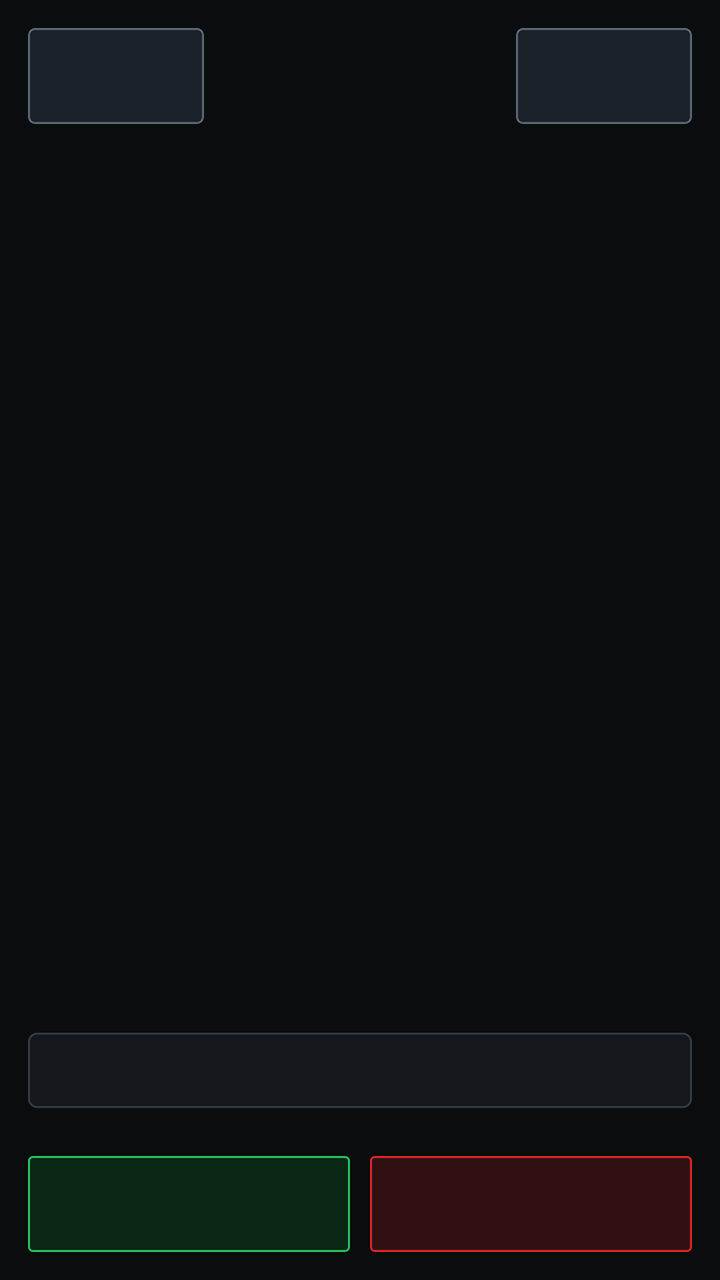
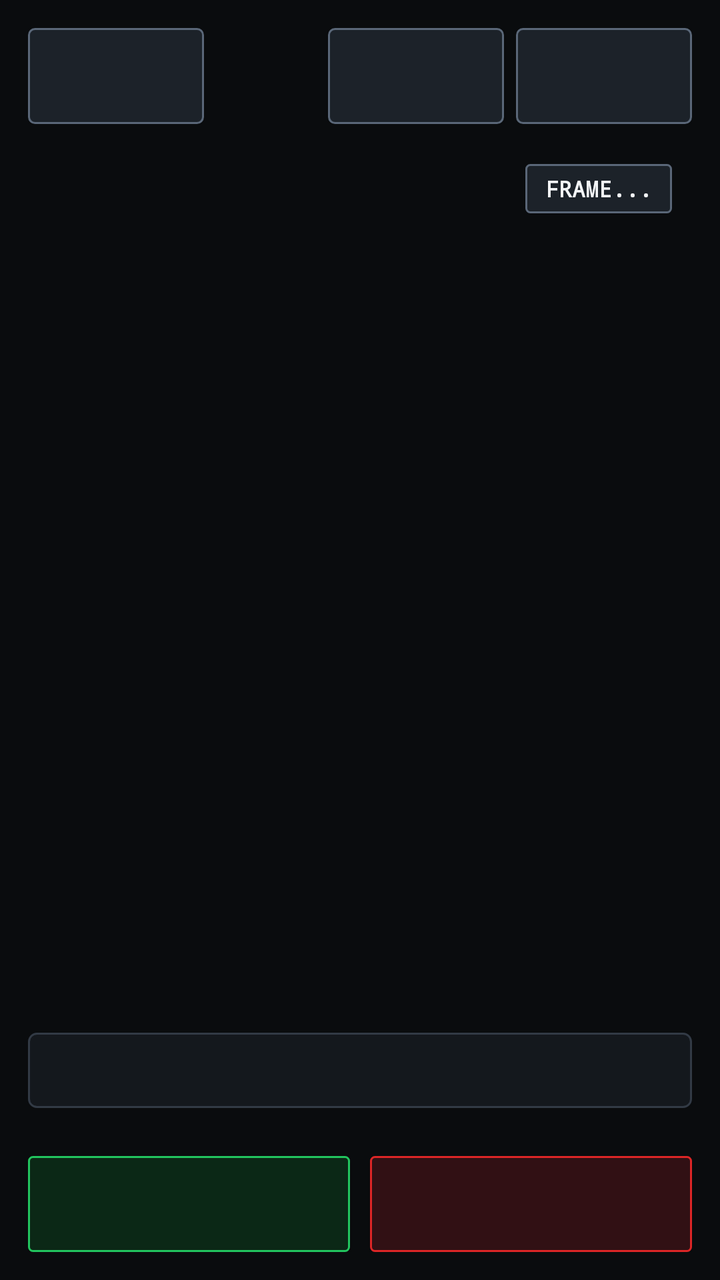

An Android layout rendered at two revisions. The XML below is the earlier revision; the diff shows what the commit changed to produce the second picture.
<!-- AndroidManifest.xml: activity theme Theme.SanepoUnitCheck -->
<!-- res/layout/activity_camera_test.xml -->
<?xml version="1.0" encoding="utf-8"?>
<LinearLayout xmlns:android="http://schemas.android.com/apk/res/android"
    android:id="@+id/rootCameraTest"
    android:layout_width="match_parent"
    android:layout_height="match_parent"
    android:background="@color/bg_canvas"
    android:orientation="vertical"
    android:padding="14dp">

    <TextView
        android:id="@+id/tvWizardStep"
        android:layout_width="match_parent"
        android:layout_height="wrap_content"
        android:layout_marginBottom="8dp"
        android:background="@drawable/bg_badge_warn"
        android:paddingHorizontal="10dp"
        android:paddingVertical="5dp"
        android:textColor="@color/status_warn_fg"
        android:textSize="11sp"
        android:textStyle="bold"
        android:visibility="gone" />

    <LinearLayout
        android:layout_width="match_parent"
        android:layout_height="wrap_content"
        android:gravity="center_vertical"
        android:orientation="horizontal">

        <Button
            android:id="@+id/btnBackCamera"
            android:layout_width="wrap_content"
            android:layout_height="48dp"
            android:background="@drawable/bg_btn_secondary"
            android:focusable="true"
            android:paddingHorizontal="14dp"
            android:textColor="@color/text_primary" />

        <TextView
            android:id="@+id/tvCameraTitle"
            android:layout_width="0dp"
            android:layout_height="wrap_content"
            android:layout_marginStart="12dp"
            android:layout_weight="1"
            android:textColor="@color/text_primary"
            android:textSize="18sp"
            android:textStyle="bold" />

        <Button
            android:id="@+id/btnTorchToggle"
            android:layout_width="wrap_content"
            android:layout_height="48dp"
            android:background="@drawable/bg_btn_secondary"
            android:focusable="true"
            android:paddingHorizontal="12dp"
            android:textColor="@color/accent_amber_text" />
    </LinearLayout>

    <TextureView
        android:id="@+id/cameraPreviewTexture"
        android:layout_width="match_parent"
        android:layout_height="0dp"
        android:layout_marginTop="10dp"
        android:layout_weight="1" />

    <TextView
        android:id="@+id/tvCameraInfo"
        style="@style/TechValueMono"
        android:layout_width="match_parent"
        android:layout_height="wrap_content"
        android:layout_marginTop="8dp"
        android:background="@drawable/bg_card_sharp"
        android:padding="10dp"
        android:textColor="@color/text_secondary" />

    <HorizontalScrollView
        android:layout_width="match_parent"
        android:layout_height="wrap_content"
        android:layout_marginTop="8dp"
        android:scrollbars="none">

        <LinearLayout
            android:id="@+id/rowZoomButtons"
            android:layout_width="wrap_content"
            android:layout_height="wrap_content"
            android:orientation="horizontal" />
    </HorizontalScrollView>

    <HorizontalScrollView
        android:layout_width="match_parent"
        android:layout_height="wrap_content"
        android:layout_marginTop="6dp"
        android:scrollbars="none">

        <LinearLayout
            android:id="@+id/rowLensButtons"
            android:layout_width="wrap_content"
            android:layout_height="wrap_content"
            android:orientation="horizontal" />
    </HorizontalScrollView>

    <LinearLayout
        android:layout_width="match_parent"
        android:layout_height="wrap_content"
        android:layout_marginTop="10dp"
        android:orientation="horizontal">

        <Button
            android:id="@+id/btnCameraPass"
            android:layout_width="0dp"
            android:layout_height="48dp"
            android:layout_weight="1"
            android:background="@drawable/bg_badge_pass"
            android:focusable="true"
            android:textColor="@color/status_pass_fg"
            android:textStyle="bold" />

        <Button
            android:id="@+id/btnCameraFail"
            android:layout_width="0dp"
            android:layout_height="48dp"
            android:layout_marginStart="10dp"
            android:layout_weight="1"
            android:background="@drawable/bg_badge_fail"
            android:focusable="true"
            android:textColor="@color/status_fail_fg"
            android:textStyle="bold" />
    </LinearLayout>
</LinearLayout>
<!-- resources referenced by this layout -->
<resources>
  <color name="accent_amber_text">#FF8C38</color>
  <color name="bg_canvas">#0A0C0E</color>
  <color name="status_fail_fg">#F87171</color>
  <color name="status_pass_fg">#4ADE80</color>
  <color name="status_warn_fg">#FBBF24</color>
  <color name="text_primary">#F4F6F8</color>
  <color name="text_secondary">#C2CCD6</color>
  <!-- drawable bg_badge_fail (drawable) -->
  <?xml version="1.0" encoding="utf-8"?>
  <shape xmlns:android="http://schemas.android.com/apk/res/android" android:shape="rectangle">
      <solid android:color="@color/status_fail_bg" />
      <stroke android:width="1dp" android:color="@color/status_fail_border" />
      <corners android:radius="2dp" />
  </shape>
  <!-- drawable bg_badge_pass (drawable) -->
  <?xml version="1.0" encoding="utf-8"?>
  <shape xmlns:android="http://schemas.android.com/apk/res/android" android:shape="rectangle">
      <solid android:color="@color/status_pass_bg" />
      <stroke android:width="1dp" android:color="@color/status_pass_border" />
      <corners android:radius="2dp" />
  </shape>
  <!-- drawable bg_badge_warn (drawable) -->
  <?xml version="1.0" encoding="utf-8"?>
  <shape xmlns:android="http://schemas.android.com/apk/res/android" android:shape="rectangle">
      <solid android:color="@color/status_warn_bg" />
      <stroke android:width="1dp" android:color="@color/status_warn_border" />
      <corners android:radius="2dp" />
  </shape>
  <style name="TechValueMono">
          <item name="android:fontFamily">monospace</item>
          <item name="android:textColor">@color/text_primary</item>
          <item name="android:textSize">13sp</item>
      </style>
  <style name="Theme.SanepoUnitCheck" parent="Theme.AppCompat.NoActionBar">
          <item name="android:windowBackground">@color/bg_canvas</item>
          <item name="android:colorBackground">@color/bg_canvas</item>
          <item name="colorPrimary">@color/accent_amber</item>
          <item name="colorPrimaryDark">@color/bg_canvas</item>
          <item name="colorAccent">@color/accent_amber</item>
          <item name="android:textColorPrimary">@color/text_primary</item>
          <item name="android:textColorSecondary">@color/text_secondary</item>
          <item name="android:statusBarColor">@color/bg_canvas</item>
          <item name="android:navigationBarColor">@color/bg_canvas</item>
          <item name="android:windowLightStatusBar" tools:targetApi="23">false</item>
      </style>
  <color name="status_fail_bg">#311014</color>
  <color name="status_fail_border">#DC2626</color>
  <color name="status_pass_bg">#0B2816</color>
  <color name="status_pass_border">#22C55E</color>
  <color name="status_warn_bg">#2B1F06</color>
  <color name="status_warn_border">#D97706</color>
  <color name="bg_well">#1C2229</color>
  <color name="border_focus">#FF8533</color>
  <color name="bg_well_pressed">#27303A</color>
  <color name="border_control">#5A6778</color>
  <color name="bg_surface">#14181D</color>
  <color name="border_sharp">#323A45</color>
  <color name="accent_amber">#FF6B00</color>
  <!-- unchanged entries left out for length: 2 -->
</resources>

<!-- the commit's change to res/layout/activity_camera_test.xml (unified diff, before → after) -->
@@ -39,10 +39,22 @@
             android:id="@+id/tvCameraTitle"
             android:layout_width="0dp"
             android:layout_height="wrap_content"
-            android:layout_marginStart="12dp"
+            android:layout_marginStart="10dp"
             android:layout_weight="1"
             android:textColor="@color/text_primary"
-            android:textSize="18sp"
+            android:textSize="16sp"
+            android:textStyle="bold" />
+
+        <Button
+            android:id="@+id/btnSpotCheckGuide"
+            android:layout_width="wrap_content"
+            android:layout_height="48dp"
+            android:layout_marginEnd="6dp"
+            android:background="@drawable/bg_btn_secondary"
+            android:focusable="true"
+            android:paddingHorizontal="10dp"
+            android:textColor="@color/text_primary"
+            android:textSize="11sp"
             android:textStyle="bold" />
 
         <Button
@@ -51,16 +63,50 @@
             android:layout_height="48dp"
             android:background="@drawable/bg_btn_secondary"
             android:focusable="true"
-            android:paddingHorizontal="12dp"
-            android:textColor="@color/accent_amber_text" />
+            android:paddingHorizontal="10dp"
+            android:textColor="@color/accent_amber_text"
+            android:textSize="11sp"
+            android:textStyle="bold" />
     </LinearLayout>
 
-    <TextureView
-        android:id="@+id/cameraPreviewTexture"
+    <FrameLayout
         android:layout_width="match_parent"
         android:layout_height="0dp"
         android:layout_marginTop="10dp"
-        android:layout_weight="1" />
+        android:layout_weight="1">
+
+        <TextureView
+            android:id="@+id/cameraPreviewTexture"
+            android:layout_width="match_parent"
+            android:layout_height="match_parent" />
+
+        <TextView
+            android:id="@+id/tvAfLiveBadge"
+            style="@style/TechValueMono"
+            android:layout_width="wrap_content"
+            android:layout_height="wrap_content"
+            android:layout_gravity="top|end"
+            android:layout_margin="10dp"
+            android:background="@drawable/bg_badge_ready"
+            android:paddingHorizontal="10dp"
+            android:paddingVertical="5dp"
+            android:text="FRAME..."
+            android:textColor="@color/text_primary"
+            android:textSize="11sp"
+            android:textStyle="bold" />
+
+        <TextView
+            android:id="@+id/tvSpotCheckBanner"
+            android:layout_width="match_parent"
+            android:layout_height="wrap_content"
+            android:layout_gravity="bottom"
+            android:layout_margin="10dp"
+            android:background="@drawable/bg_card_sharp"
+            android:padding="10dp"
+            android:textColor="@color/accent_amber_text"
+            android:textSize="12sp"
+            android:visibility="gone" />
+    </FrameLayout>
 
     <TextView
         android:id="@+id/tvCameraInfo"
<!-- resource entries referenced after the edit -->
@@ -19,6 +19,13 @@
   <shape xmlns:android="http://schemas.android.com/apk/res/android" android:shape="rectangle">
       <solid android:color="@color/status_pass_bg" />
       <stroke android:width="1dp" android:color="@color/status_pass_border" />
+      <corners android:radius="2dp" />
+  </shape>
+  <!-- drawable bg_badge_ready (drawable) -->
+  <?xml version="1.0" encoding="utf-8"?>
+  <shape xmlns:android="http://schemas.android.com/apk/res/android" android:shape="rectangle">
+      <solid android:color="@color/status_ready_bg" />
+      <stroke android:width="1dp" android:color="@color/status_ready_border" />
       <corners android:radius="2dp" />
   </shape>
   <!-- drawable bg_badge_warn (drawable) -->
@@ -49,6 +56,8 @@
   <color name="status_fail_border">#DC2626</color>
   <color name="status_pass_bg">#0B2816</color>
   <color name="status_pass_border">#22C55E</color>
+  <color name="status_ready_bg">#1C2229</color>
+  <color name="status_ready_border">#5A6778</color>
   <color name="status_warn_bg">#2B1F06</color>
   <color name="status_warn_border">#D97706</color>
   <color name="bg_well">#1C2229</color>
